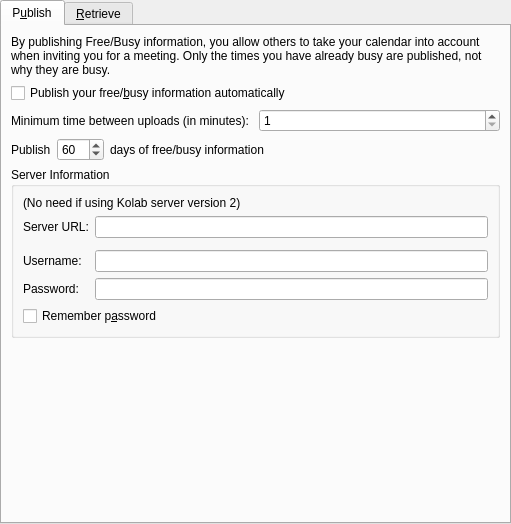
Above: src/ui/kogroupwareprefspage.ui from KDE/korganizer before the change. Below: the same form after it.
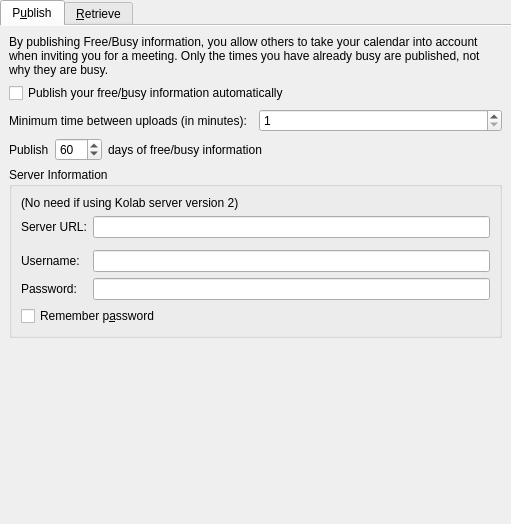
That is the form after the change.

Commit message:
Remove some frames from the settings dialog
And ensure that settings dialog have consistent padding

What changed in the file:
```diff
--- a/src/ui/kogroupwareprefspage.ui
+++ b/src/ui/kogroupwareprefspage.ui
@@ -10,7 +10,7 @@
     <height>524</height>
    </rect>
   </property>
-  <layout class="QGridLayout">
+  <layout class="QVBoxLayout">
    <property name="leftMargin">
     <number>0</number>
    </property>
@@ -23,11 +23,14 @@
    <property name="bottomMargin">
     <number>0</number>
    </property>
-   <item row="0" column="0">
+   <item>
     <widget class="QTabWidget" name="groupwareTab">
      <property name="enabled">
       <bool>true</bool>
      </property>
+     <property name="documentMode">
+      <bool>true</bool>
+     </property>
      <property name="currentIndex">
       <number>0</number>
      </property>
```
The commit also changes 6 other files.
